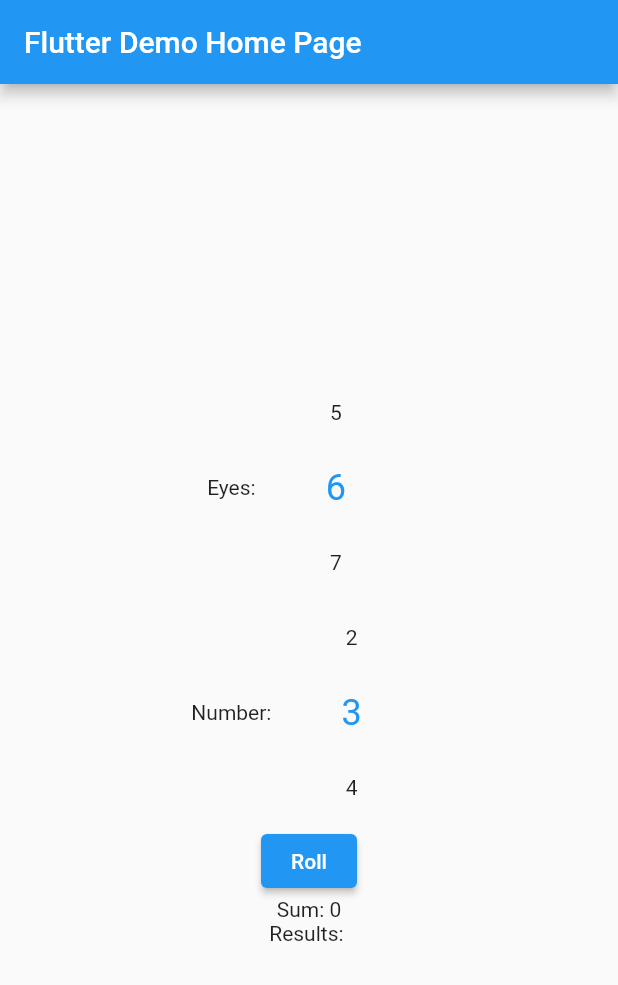
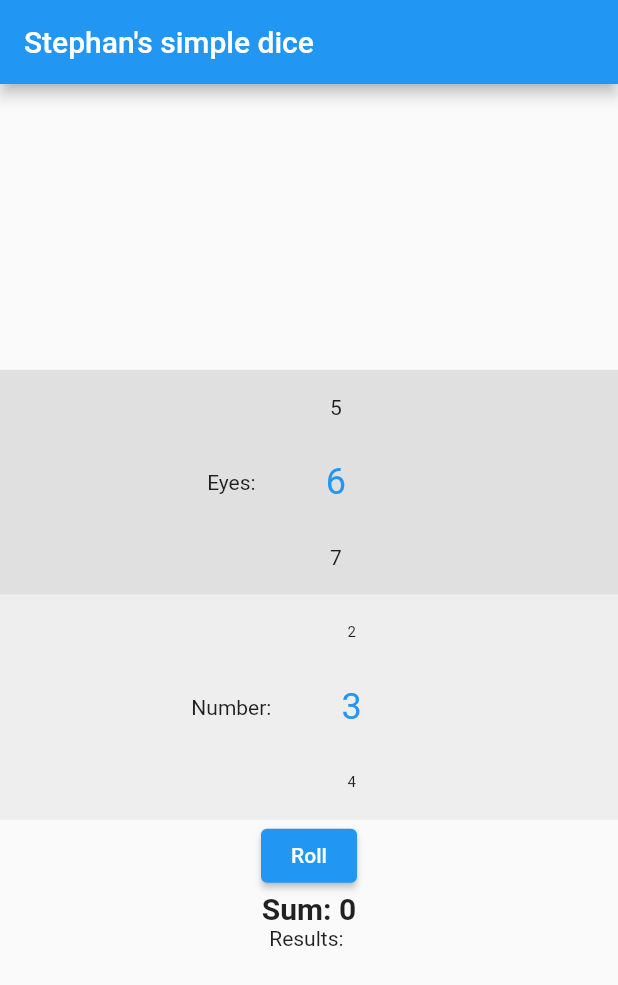
Before and after one commit to stbange/sb_dice, a Flutter app: the screen it shows after launch, on a phone screen of 412 x 824 dp. Shown: the top 985 px of the screen. Run offline on Flutter 3.47's test engine with Material 2 defaults, Android fonts, the phone set to English and light mode, and no system bars; drawn by our look-alikes of numberpicker.

Commit message:
Real names, code formatting, first very basic visual element.

```diff
--- a/lib/main.dart
+++ b/lib/main.dart
@@ -13,20 +13,11 @@ class DiceApp extends StatelessWidget {
   @override
   Widget build(BuildContext context) {
     return MaterialApp(
-      title: 'Flutter Demo',
+      title: "Stephan's simple dice",
       theme: ThemeData(
-        // This is the theme of your application.
-        //
-        // Try running your application with "flutter run". You'll see the
-        // application has a blue toolbar. Then, without quitting the app, try
-        // changing the primarySwatch below to Colors.green and then invoke
-        // "hot reload" (press "r" in the console where you ran "flutter run",
-        // or simply save your changes to "hot reload" in a Flutter IDE).
-        // Notice that the counter didn't reset back to zero; the application
-        // is not restarted.
         primarySwatch: Colors.blue,
       ),
-      home: const DicePage(title: 'Flutter Demo Home Page'),
+      home: const DicePage(title: "Stephan's simple dice"),
     );
   }
 }
@@ -49,15 +40,15 @@ class _DicePageState extends State<DicePage> {
 
   void _updateDice(int eyes, int number) {
     setState(() {
-      if(eyes > 0) {
+      if (eyes > 0) {
         _eyes = eyes;
       }
-      if(number > 0) {
+      if (number > 0) {
         _number = number;
       }
       _results.clear();
       _sum = 0;
-      for(int c=0; c<_number; c++) {
+      for (int c = 0; c < _number; c++) {
         int current = _random.nextInt(_eyes) + 1;
         _results.add(current);
         _sum += current;
@@ -75,34 +66,45 @@ class _DicePageState extends State<DicePage> {
         child: Column(
           mainAxisAlignment: MainAxisAlignment.center,
           children: <Widget>[
-            Row(children: [
-              const Text('Eyes: '),
-              NumberPicker(minValue: 1, maxValue: 100, value: _eyes, onChanged: (value) => _updateDice(value, _number))
-            ],
-              mainAxisAlignment: MainAxisAlignment.center,
+            Container(
+              child: Row(
+                children: [
+                  const Text('Eyes: '),
+                  NumberPicker(
+                      minValue: 1,
+                      maxValue: 100,
+                      value: _eyes,
+                      onChanged: (value) => _updateDice(value, _number))
+                ],
+                mainAxisAlignment: MainAxisAlignment.center,
+              ),
+              color: Colors.grey[300],
             ),
-            Row(children: [
-              const Text( 'Number: '),
-              NumberPicker(minValue: 1, maxValue: 100, value: _number, onChanged: (value) => _updateDice(_eyes, value))
-            ],
-              mainAxisAlignment: MainAxisAlignment.center,
+            Container(
+              child: Row(
+                children: [
+                  const Text('Number: '),
+                  NumberPicker(
+                      minValue: 1,
+                      maxValue: 100,
+                      value: _number,
+                      textStyle: const TextStyle(
+                          fontSize: 10, fontWeight: FontWeight.normal),
+                      onChanged: (value) => _updateDice(_eyes, value))
+                ],
+                mainAxisAlignment: MainAxisAlignment.center,
+              ),
+              color: Colors.grey[200],
             ),
             ElevatedButton(
               onPressed: () => _updateDice(_eyes, _number),
               child: const Text('Roll'),
             ),
-            Row(children: [
-              const Text('Sum: '),
-              Text('$_sum'),
-            ],
-              mainAxisAlignment: MainAxisAlignment.center,
+            Text(
+              'Sum: $_sum',
+              style: const TextStyle(fontSize: 20, fontWeight: FontWeight.bold),
             ),
-            Row(children: [
-              const Text('Results: '),
-              Text(_results.join(', '))
-            ],
-              mainAxisAlignment: MainAxisAlignment.center,
-            ),
+            Text("Results: ${_results.join(', ')}"),
           ],
         ),
       ),
```
